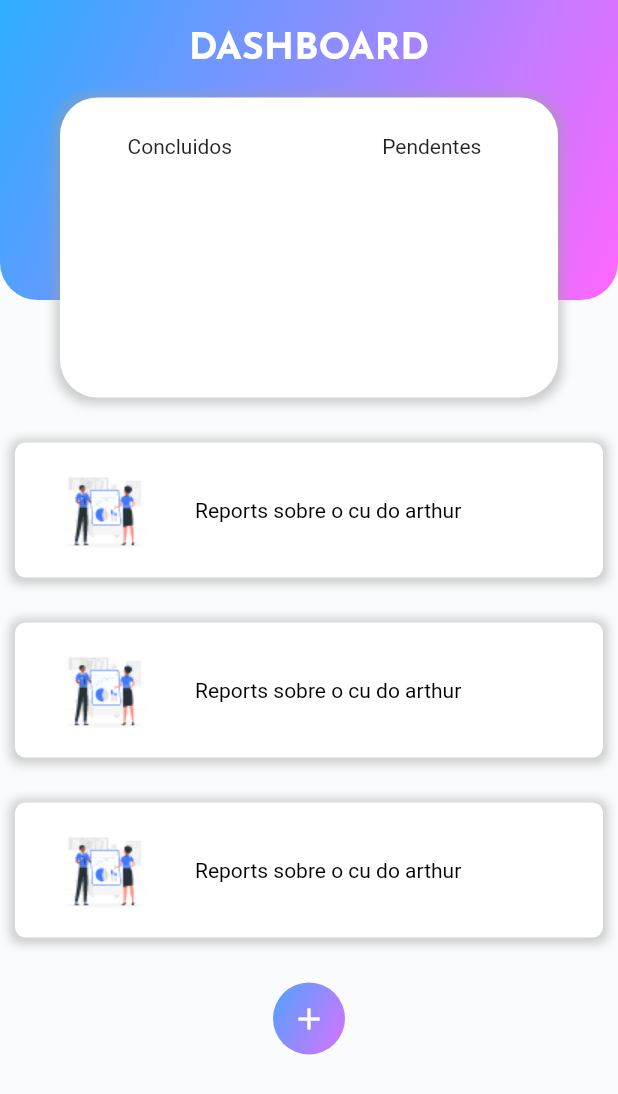
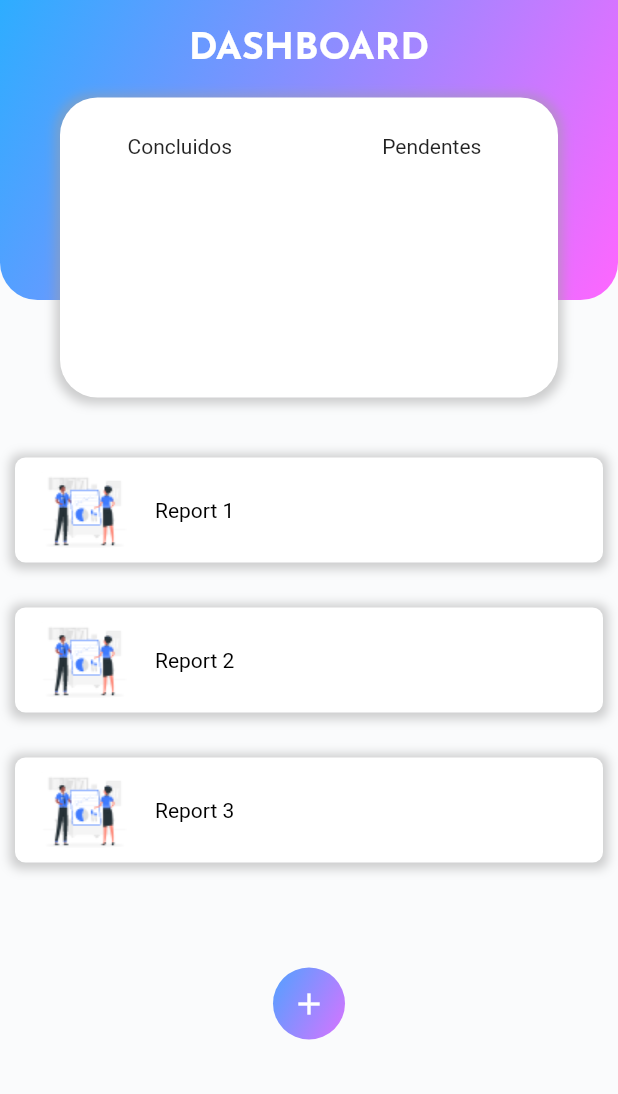
Before and after one commit to GabrielBorgesC19/Estimulo2020, a Flutter app: the Acompanhamento screen opened directly, on a phone screen of 412 x 824 dp. Shown: the top 1094 px of the screen. Run offline on Flutter 3.47's test engine with Material 2 defaults, Android fonts, the phone set to English and light mode, and no system bars; our stand-ins replace carousel_slider, fluttertoast, youtube_player_flutter; missing offline and left inert: multiselect_formfield.

Commit message:
Acompanhamento

```diff
--- a/lib/main.dart
+++ b/lib/main.dart
@@ -1,3 +1,4 @@
+import 'package:estimulo2020/pages/mentoria.page.dart';
 import 'package:estimulo2020/pages/login.page.dart';
 
 import 'package:estimulo2020/pages/reports.page.dart';
--- a/lib/pages/acompanhamento.page.dart
+++ b/lib/pages/acompanhamento.page.dart
@@ -75,7 +75,7 @@ class Acompanhamento extends StatelessWidget {
                 ],
               ),
             ),
-            SizedBox(height: 20),
+            SizedBox(height: 30),
             Column(crossAxisAlignment: CrossAxisAlignment.start, children: [
               Container(
                   margin: EdgeInsets.all(10),
@@ -93,9 +93,9 @@ class Acompanhamento extends StatelessWidget {
                   ),
                   child: Row(children: [
                     Container(
-                        height: 90, child: Image.asset('assets/relatorio.png')),
+                        height: 70, child: Image.asset('assets/relatorio.png')),
                     Container(
-                        child: Text('Reports sobre o cu do arthur',
+                        child: Text('Report 1',
                             style: TextStyle(color: Colors.black))),
                   ])),
               SizedBox(height: 10),
@@ -115,9 +115,9 @@ class Acompanhamento extends StatelessWidget {
                   ),
                   child: Row(children: [
                     Container(
-                        height: 90, child: Image.asset('assets/relatorio.png')),
+                        height: 70, child: Image.asset('assets/relatorio.png')),
                     Container(
-                        child: Text('Reports sobre o cu do arthur',
+                        child: Text('Report 2',
                             style: TextStyle(color: Colors.black))),
                   ])),
               SizedBox(height: 10),
@@ -137,12 +137,13 @@ class Acompanhamento extends StatelessWidget {
                   ),
                   child: Row(children: [
                     Container(
-                        height: 90, child: Image.asset('assets/relatorio.png')),
+                        height: 70, child: Image.asset('assets/relatorio.png')),
                     Container(
-                        child: Text('Reports sobre o cu do arthur',
+                        child: Text('Report 3',
+                            textAlign: TextAlign.center,
                             style: TextStyle(color: Colors.black))),
                   ])),
-              SizedBox(height: 20),
+              SizedBox(height: 60),
               Align(
                   child: Container(
                 decoration: BoxDecoration(
```
